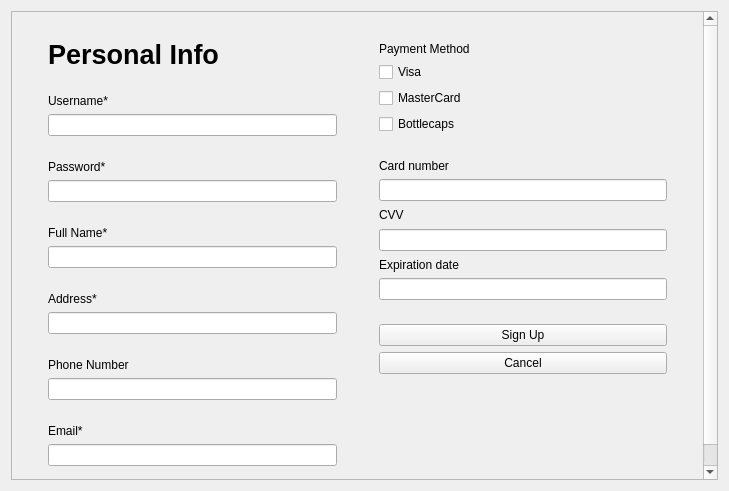
EduPonz/SmartTrashCan_B376, file signupwindow.ui: the form before one commit.
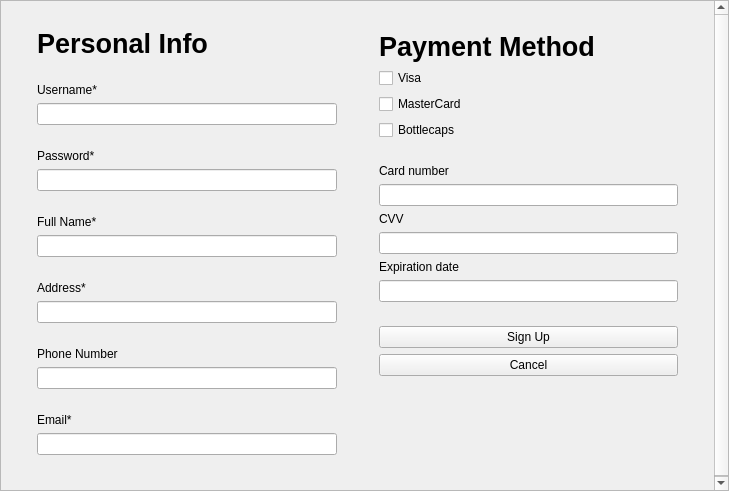
The form after the commit.

What changed in the file:
```diff
--- a/signupwindow.ui
+++ b/signupwindow.ui
@@ -14,6 +14,21 @@
    <string>Form</string>
   </property>
   <layout class="QHBoxLayout" name="horizontalLayout" stretch="0">
+   <property name="spacing">
+    <number>0</number>
+   </property>
+   <property name="leftMargin">
+    <number>0</number>
+   </property>
+   <property name="topMargin">
+    <number>0</number>
+   </property>
+   <property name="rightMargin">
+    <number>0</number>
+   </property>
+   <property name="bottomMargin">
+    <number>0</number>
+   </property>
    <item>
     <widget class="QScrollArea" name="scrollArea">
      <property name="widgetResizable">
@@ -24,7 +39,7 @@
        <rect>
         <x>0</x>
         <y>0</y>
-        <width>688</width>
+        <width>712</width>
         <height>582</height>
        </rect>
       </property>
@@ -50,6 +65,13 @@
                <layout class="QHBoxLayout" name="horizontalLayout_3">
                 <item>
                  <widget class="QLabel" name="label">
+                  <property name="font">
+                   <font>
+                    <pointsize>20</pointsize>
+                    <weight>75</weight>
+                    <bold>true</bold>
+                   </font>
+                  </property>
                   <property name="text">
                    <string>Personal Info</string>
                   </property>
@@ -171,6 +193,13 @@
                 </property>
                 <item>
                  <widget class="QLabel" name="label_10">
+                  <property name="font">
+                   <font>
+                    <pointsize>20</pointsize>
+                    <weight>75</weight>
+                    <bold>true</bold>
+                   </font>
+                  </property>
                   <property name="text">
                    <string>Payment Method</string>
                   </property>
```
Left out of the diff: 14 changed lines with no effect on the pictures.
